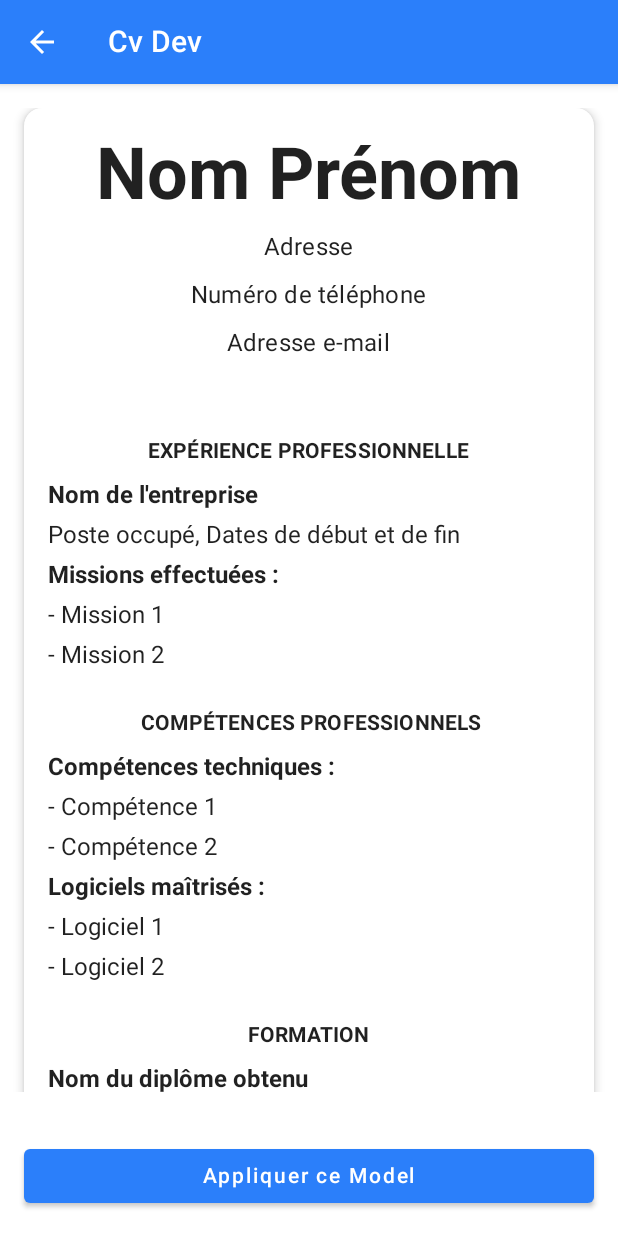
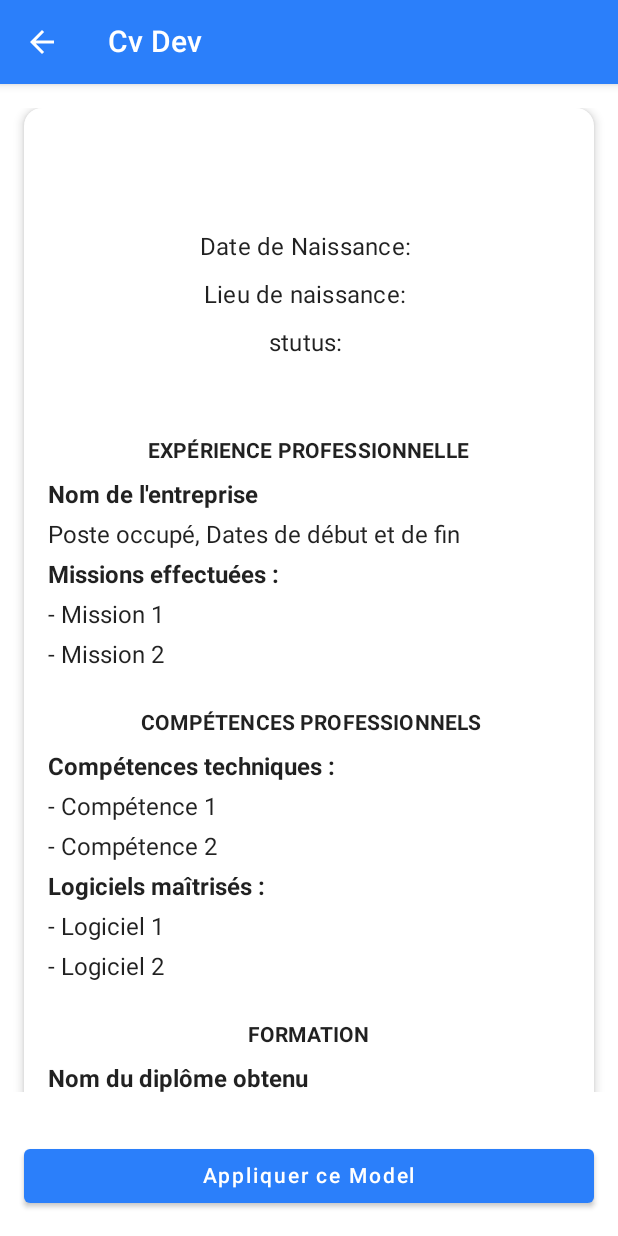
Before and after one commit to cabrelshadow/BetterCv, an Android app built with Jetpack Compose: the CvScreen screen opened through its navigation route, on a phone screen of 412 x 824 dp. Run offline under Robolectric (Android 15) with nearby library versions, the phone set to English and light mode, and no system bars; our stand-ins replace Firebase (no records; nobody signed in at launch, a user with empty details on screens opened directly).

Commit message:
generation du cv

```diff
--- a/app/build.gradle
+++ b/app/build.gradle
@@ -70,6 +70,7 @@ dependencies {
     //datapiker
     implementation 'com.afollestad.material-dialogs:core:3.3.0'
     implementation 'com.afollestad.material-dialogs:datetime:3.3.0'
+    implementation "androidx.compose.runtime:runtime-livedata:$compose_ui_version"
 
 
     //splash API
--- a/app/src/main/java/com/example/bettercvapp/MainActivity.kt
+++ b/app/src/main/java/com/example/bettercvapp/MainActivity.kt
@@ -8,11 +8,11 @@ import androidx.compose.foundation.layout.fillMaxSize
 import androidx.compose.material.Surface
 import androidx.compose.runtime.Composable
 import androidx.compose.ui.Modifier
-import androidx.navigation.NavController
 import androidx.navigation.compose.NavHost
 import androidx.navigation.compose.composable
 import androidx.navigation.compose.rememberNavController
 import com.example.better_cv.screens.ProfileScreen
+import com.example.bettercvapp.ModeleGenerer.NewCvScreen
 import com.example.bettercvapp.screens.*
 import com.example.bettercvapp.screens.AddScreen.*
 import com.example.bettercvapp.ui.theme.BackgroundColor
@@ -40,7 +40,7 @@ class MainActivity : ComponentActivity() {
     @Composable
     fun LogApplication() {
         val navController = rememberNavController()
-        NavHost(navController = navController, startDestination = "ModelScreen", builder = {
+        NavHost(navController = navController, startDestination = "NewCvScreen", builder = {
 
             composable("LoginScreen", content = { LoginScreen(navController = navController) })
             composable("RegisterScreen", content = { RegisterScreen(navController = navController) })
@@ -60,6 +60,7 @@ class MainActivity : ComponentActivity() {
             composable("Splashscreen",content = {Splashscreen(navController = navController) })
             composable("percentage",content ={ percentage(navController = navController) })
             composable("CvScreen",content = { CvScreen(navController = navController)})
+            composable("NewCvScreen",content = { NewCvScreen(navController = navController)})
             composable("CvScreen2",content = { CvScreen2(navController = navController)})
             composable("CvScreen3", content = { CvScreen3(navController = navController)})
             composable("CvScreen4", content = { CvScreen4(navController = navController)})
--- a/app/src/main/java/com/example/bettercvapp/ModeleGenerer/NewModele1.kt
+++ b/app/src/main/java/com/example/bettercvapp/ModeleGenerer/NewModele1.kt
@@ -11,13 +11,25 @@ import androidx.compose.ui.Alignment
 import androidx.compose.ui.Modifier
 import androidx.compose.ui.text.font.FontWeight
 import androidx.compose.ui.unit.dp
+import androidx.lifecycle.viewmodel.compose.viewModel
 import androidx.navigation.NavController
+import com.example.bettercvapp.showdata.DataViewModel
 
 @Composable
-fun NewCvScreen(navController:NavController) {
+fun NewCvScreen(navController:NavController,
+                dataViewModel: DataViewModel = viewModel()
+) {
+    val getData = dataViewModel.state.value
+    val getData1 = dataViewModel.state1.value
+    val getData2 = dataViewModel.state2.value
+    val getData3 = dataViewModel.state3.value
+    val getData4 = dataViewModel.state4.value
+    val getData5 = dataViewModel.state5.value
+    val getData6 = dataViewModel.state6.value
+    val getData7 = dataViewModel.state7.value
     Column(modifier = Modifier.fillMaxSize()) {
         TopAppBar(
-            title = { Text(text = "Cv Dev") },
+            title = { Text(text = "Cv Developer") },
             navigationIcon = {
                 IconButton(onClick = {
                     navController.navigate("ModelScreen"){
@@ -45,50 +57,50 @@ fun NewCvScreen(navController:NavController) {
                     horizontalAlignment = Alignment.CenterHorizontally
                 ) {
                     Text(
-                        text = "Nom Prénom",
+                        text = getData.firstname+" "+getData.lastname,
                         style = MaterialTheme.typography.h3,
                         fontWeight = FontWeight.Bold,
                         modifier = Modifier.padding(bottom = 8.dp)
                     )
                     Text(
-                        text = "Adresse",
+                        text = "Address: "+getData7.city,
                         style = MaterialTheme.typography.subtitle1,
                         modifier = Modifier.padding(bottom = 8.dp)
                     )
                     Text(
-                        text = "Numéro de téléphone",
+                        text = "Num telephone: "+getData5.Phone,
                         style = MaterialTheme.typography.subtitle1,
                         modifier = Modifier.padding(bottom = 8.dp)
                     )
                     Text(
-                        text = "Adresse e-mail",
+                        text = "Address e-mail: "+getData5.Email,
                         style = MaterialTheme.typography.subtitle1,
                         modifier = Modifier.padding(bottom = 24.dp)
                     )
 
                     NewSectionTitle(title = "Expérience professionnelle")
 
-                    NewExperiencePro()
+                    NewExperiencePro(getData1.organisation,getData1.function,getData1.startDate,getData1.endDate)
 
                     NewSectionTitle(title = " Compétences Professionnels")
 
-                    NewCompetences()
+                    NewCompetences(getData6.competence,getData6.level)
 
                     NewSectionTitle(title = "Formation")
 
-                    NewFormation()
+                    NewFormation(getData2.diploma,getData2.school,getData2.startdate,getData2.enddate,getData2.domainOfStudy)
 
                     NewSectionTitle(title = "Langues")
 
-                    NewLangues()
+                    NewLangues(getData7.language,getData7.level)
 
-                    NewSectionTitle(title = "Centres d'intérêt")
+                   // NewSectionTitle(title = "Centres d'intérêt")
 
-                    NewCentresInteret()
+                    //NewCentresInteret()
 
                     NewSectionTitle(title = "Projets personnels")
 
-                    NewProjetsPersonnels()
+                    NewProjetsPersonnels(getData3.NameProject,getData3.EndDate,getData3.StartDate)
                 }
             }
         }
@@ -117,66 +129,65 @@ fun NewSectionTitle(title: String) {
 
 
 @Composable
-fun NewExperiencePro() {
+fun NewExperiencePro(nameets : String,post:String,dtdeb:String,datfin:String) {
     Column(
         modifier = Modifier.fillMaxWidth(),
         verticalArrangement = Arrangement.spacedBy(8.dp)
     ) {
-        Text(text = "Nom de l'entreprise", fontWeight = FontWeight.Bold)
-        Text(text = "Poste occupé, Dates de début et de fin")
+        Text(text = "Entreprise $nameets", fontWeight = FontWeight.Bold)
+        Text(text = "Poste occupé: $post,\n Date debut-fin: $dtdeb - $datfin")
         Text(text = "Missions effectuées :", fontWeight = FontWeight.Bold)
-        Text(text = "- Mission 1")
-        Text(text = "- Mission 2")
+        Text(text = "- Mission 1: -- RAS")
+        Text(text = "- Mission 2: -- RAS")
 // Ajoutez d'autres éléments en fonction de vos expériences
     }
 }
 
 //Formation :
 @Composable
-fun NewFormation() {
+fun NewFormation(dip:String,school:String,Start:String,end:String,filiere:String) {
     Column(
         modifier = Modifier.fillMaxWidth(),
         verticalArrangement = Arrangement.spacedBy(8.dp)
     ) {
-        Text(text = "Nom du diplôme obtenu", fontWeight = FontWeight.Bold)
-        Text(text = "Nom de l'établissement, Dates de début et de fin")
-        Text(text = "Matieres étudiées :", fontWeight = FontWeight.Bold)
-        Text(text = "- Matiere 1")
-        Text(text = "- Matiere 2")
+        Text(text = "diplôme obtenu: $dip", fontWeight = FontWeight.Bold)
+        Text(text = "Nom de l'établissement: $school" +
+                "\nDates debut-fin $Start - $end")
+        Text(text = "Filiere étudiées: $filiere", fontWeight = FontWeight.Bold)
 // Ajoutez d'autres éléments en fonction de votre formation
     }
 }
 
 //Compétences :
 @Composable
-fun NewCompetences() {
+fun NewCompetences(comp:String,niv:String) {
     Column(
         modifier = Modifier.fillMaxWidth(),
         verticalArrangement = Arrangement.spacedBy(8.dp)
     ) {
         Text(text = "Compétences techniques :", fontWeight = FontWeight.Bold)
-        Text(text = "- Compétence 1")
-        Text(text = "- Compétence 2")
-        Text(text = "Logiciels maîtrisés :", fontWeight = FontWeight.Bold)
-        Text(text = "- Logiciel 1")
-        Text(text = "- Logiciel 2")
+        Text(text = "- Compétence: $comp")
+        Text(text = "- Niveau: $niv")
+        /*Text(text = "Logiciels maîtrisés :", fontWeight = FontWeight.Bold)
+        Text(text = "- Logiciel 1 - RAS")
+        Text(text = "- Logiciel 2 - RAS")*/
 // Ajoutez d'autres éléments en fonction de vos compétences
     }
 }
 
 //Langues :
 @Composable
-fun NewLangues() {
+fun NewLangues(lang:String,niv:String) {
     Column(
         modifier = Modifier.fillMaxWidth(),
         verticalArrangement = Arrangement.spacedBy(8.dp)
     ) {
         Text(text = "Langues étrangères :", fontWeight = FontWeight.Bold)
-        Text(text = "- Langue 1 : Niveau de maîtrise")
-        Text(text = "- Langue 2 : Niveau de maîtrise")
-        Text(text = "Certifications obtenues :", fontWeight = FontWeight.Bold)
-        Text(text = "- Certification 1")
-        Text(text = "- Certification 2")
+        Text(text = "- Langue: $lang \n-Niveau: $niv")
+        //Text(text = "- Langue 2 : Niveau de maîtrise")
+        //Text(text = "Certifications obtenues :", fontWeight = FontWeight.Bold)
+        //Text(text = "- Certification 1")
+        //Text(text = "- Certification 2")
 // Ajoutez d'autres éléments en fonction de vos compétences linguistiques
     }
 }
@@ -200,17 +211,17 @@ fun NewCentresInteret() {
 
 //Projets personnels :
 @Composable
-fun NewProjetsPersonnels() {
+fun NewProjetsPersonnels(projet:String,datfin: String,dtdeb: String,) {
     Column(
         modifier = Modifier.fillMaxWidth(),
         verticalArrangement = Arrangement.spacedBy(8.dp)
     ) {
-        Text(text = "Projets personnels :", fontWeight = FontWeight.Bold)
-        Text(text = "- Projet 1")
-        Text(text = "- Projet 2")
-        Text(text = "Contributions à des projets communautaires :", fontWeight = FontWeight.Bold)
+        Text(text = "Projets personnels: $projet", fontWeight = FontWeight.Bold)
+        Text(text = "- Date debut: $dtdeb")
+        Text(text = "- Date fin: $datfin")
+        /*Text(text = "Contributions à des projets communautaires :", fontWeight = FontWeight.Bold)
         Text(text = "- Projet communautaire 1")
-        Text(text = "- Projet communautaire 2")
+        Text(text = "- Projet communautaire 2")*/
 // Ajoutez d'autres éléments en fonction de vos projets personnels
     }
 }
--- a/app/src/main/java/com/example/bettercvapp/data/Modele1.kt
+++ b/app/src/main/java/com/example/bettercvapp/data/Modele1.kt
@@ -9,10 +9,16 @@ import androidx.compose.ui.Alignment
 import androidx.compose.ui.Modifier
 import androidx.compose.ui.text.font.FontWeight
 import androidx.compose.ui.unit.dp
+import androidx.lifecycle.viewmodel.compose.viewModel
 import androidx.navigation.NavController
+import com.example.bettercvapp.showdata.DataViewModel
+
 
 @Composable
-fun CvScreen(navController:NavController) {
+fun CvScreen(navController:NavController,
+            dataViewModel: DataViewModel = viewModel()
+) {
+    val getData = dataViewModel.state.value
     Column(modifier = Modifier.fillMaxSize()) {
         TopAppBar(
             title = { Text(text = "Cv Dev") },
@@ -43,23 +49,23 @@ fun CvScreen(navController:NavController) {
                     horizontalAlignment = Alignment.CenterHorizontally
                 ) {
                     Text(
-                        text = "Nom Prénom",
+                        text =  getData.firstname+" "+getData.lastname,
                         style = MaterialTheme.typography.h3,
                         fontWeight = FontWeight.Bold,
                         modifier = Modifier.padding(bottom = 8.dp)
                     )
                     Text(
-                        text = "Adresse",
+                        text = "Date de Naissance: "+getData.borndate,
                         style = MaterialTheme.typography.subtitle1,
                         modifier = Modifier.padding(bottom = 8.dp)
                     )
                     Text(
-                        text = "Numéro de téléphone",
+                        text = "Lieu de naissance: "+getData.bornat,
                         style = MaterialTheme.typography.subtitle1,
                         modifier = Modifier.padding(bottom = 8.dp)
                     )
                     Text(
-                        text = "Adresse e-mail",
+                        text =  "stutus: "+getData.maritalstatus,
                         style = MaterialTheme.typography.subtitle1,
                         modifier = Modifier.padding(bottom = 24.dp)
                     )
--- a/app/src/main/java/com/example/bettercvapp/screens/AddScreen/AdresseNumber.kt
+++ b/app/src/main/java/com/example/bettercvapp/screens/AddScreen/AdresseNumber.kt
@@ -40,14 +40,14 @@ fun AddressNumber(navController: NavController){
     var urlLinkedin by remember { mutableStateOf("") }
 
     val db = Firebase.firestore
-    val adress = db.collection("Adress")
+    val adress = db.collection("ElectronicAddress")
 
     fun saveAdressUser(){
         val newAdress = hashMapOf(
             "Phone" to Phone,
             "Email" to Email,
             "urlTelegram" to urlTelegram,
-            "urlInstagram" to urlLinkedin
+            "urlLinkedin" to urlLinkedin
         )
         adress.add(newAdress)
     }
@@ -366,7 +366,7 @@ private fun Header(navController: NavController){
                 .background(head),
         ) {
             TextButton(
-                onClick = {navController.navigate("ProfileScreen"){
+                onClick = {navController.navigate("MenuForm"){
                     popUpTo(navController.graph.startDestinationId)
                     launchSingleTop = true }},
             ) {
--- a/app/src/main/java/com/example/bettercvapp/screens/AddScreen/Profil_Screen.kt
+++ b/app/src/main/java/com/example/bettercvapp/screens/AddScreen/Profil_Screen.kt
@@ -46,7 +46,6 @@ fun ProfileScreen(navController: NavController, context : Context) {
     calendar.time = Date()
 
     val date = remember { mutableStateOf("") }
-    val date2 = remember { mutableStateOf("") }
     val datePickerDialog = DatePickerDialog(
         context,
         { _: DatePicker, yeah:Int, month:Int, dayOfMonth: Int ->
@@ -91,6 +90,7 @@ fun ProfileScreen(navController: NavController, context : Context) {
                     ) {
                         Button(
                             onClick = {
+                                borndate = date.value
                                 saveProfile()
                             },
                             Modifier
--- /dev/null
+++ b/app/src/main/java/com/example/bettercvapp/showdata/DataViewModel.kt
@@ -0,0 +1,163 @@
+package com.example.bettercvapp.showdata
+
+import android.util.Log
+import androidx.compose.runtime.mutableStateOf
+import androidx.lifecycle.ViewModel
+import androidx.lifecycle.viewModelScope
+import com.google.firebase.firestore.FirebaseFirestore
+import com.google.firebase.firestore.FirebaseFirestoreException
+import kotlinx.coroutines.launch
+import kotlinx.coroutines.tasks.await
+
+
+
+class DataViewModel : ViewModel(){
+    val state = mutableStateOf(Profil())
+    val state1 = mutableStateOf(ExperiencePro())
+    val state2 = mutableStateOf(Formation())
+    val state3 = mutableStateOf(Project())
+    val state4 = mutableStateOf(Recommendation())
+    val state5 = mutableStateOf(Contact())
+    val state6 = mutableStateOf(Competence())
+    val state7 = mutableStateOf(Address())
+
+
+    init {
+        getData()
+    }
+    private fun getData(){
+        viewModelScope.launch{
+            state.value = getDataFromFirestore()
+            state1.value = getData1FromFirestore()
+            state2.value = getData2FromFirestore()
+            state3.value = getData3FromFirestore()
+            state4.value = getData4FromFirestore()
+            state5.value = getData5FromFirestore()
+            state6.value = getData6FromFirestore()
+            state7.value = getData7FromFirestore()
+        }
+    }
+}
+
+
+
+
+//recuperer les données du profil
+suspend fun getDataFromFirestore():Profil{
+    val db = FirebaseFirestore.getInstance()
+    var profil = Profil()
+    try{
+        db.collection("Profile").get().await().map{
+           val result = it.toObject(Profil::class.java)
+                profil = result
+        }
+    }catch (e: FirebaseFirestoreException ){
+        Log.d("error","getDataFromFirestore: $e")
+    }
+    return profil
+}
+
+//recuperer les données du experiencePro
+suspend fun getData1FromFirestore():ExperiencePro{
+    val db = FirebaseFirestore.getInstance()
+    var experiencePro = ExperiencePro()
+    try{
+        db.collection("ExperiencePro").get().await().map{
+            val result = it.toObject(ExperiencePro::class.java)
+            experiencePro = result
+        }
+    }catch (e: FirebaseFirestoreException ){
+        Log.d("error","getDataFromFirestore: $e")
+    }
+    return experiencePro
+}
+
+//recuperer les données du Formation
+suspend fun getData2FromFirestore():Formation{
+    val db = FirebaseFirestore.getInstance()
+    var formation = Formation()
+    try{
+        db.collection("formation").get().await().map{
+            val result = it.toObject(Formation::class.java)
+            formation = result
+        }
+    }catch (e: FirebaseFirestoreException ){
+        Log.d("error","getDataFromFirestore: $e")
+    }
+    return formation
+}
+
+//recuperer les données du Projet
+suspend fun getData3FromFirestore():Project{
+    val db = FirebaseFirestore.getInstance()
+    var project = Project()
+    try{
+        db.collection("project").get().await().map{
+            val result = it.toObject(Project::class.java)
+            project = result
+        }
+    }catch (e: FirebaseFirestoreException ){
+        Log.d("error","getDataFromFirestore: $e")
+    }
+    return project
+}
+
+//recuperer les données du Recommendation
+suspend fun getData4FromFirestore():Recommendation{
+    val db = FirebaseFirestore.getInstance()
+    var recommendation = Recommendation()
+    try{
+        db.collection("recommandation").get().await().map{
+            val result = it.toObject(Recommendation::class.java)
+            recommendation = result
+        }
+    }catch (e: FirebaseFirestoreException ){
+        Log.d("error","getDataFromFirestore: $e")
+    }
+    return recommendation
+}
+
+//recuperer les données du Contact
+suspend fun getData5FromFirestore():Contact{
+    val db = FirebaseFirestore.getInstance()
+    var contact = Contact()
+    try{
+        db.collection("ElectronicAddress").get().await().map{
+            val result = it.toObject(Contact::class.java)
+            contact = result
+        }
+    }catch (e: FirebaseFirestoreException ){
+        Log.d("error","getDataFromFirestore: $e")
+    }
+    return contact
+}
+
+//recuperer les données du Competence
+suspend fun getData6FromFirestore():Competence{
+    val db = FirebaseFirestore.getInstance()
+    var competence = Competence()
+    try{
+        db.collection("Competence").get().await().map{
+            val result = it.toObject(Competence::class.java)
+            competence = result
+        }
+    }catch (e: FirebaseFirestoreException ){
+        Log.d("error","getDataFromFirestore: $e")
+    }
+    return competence
+}
+
+//recuperer les données du address
+suspend fun getData7FromFirestore():Address{
+    val db = FirebaseFirestore.getInstance()
+    var address = Address()
+    try{
+        db.collection("Country").get().await().map{
+            val result = it.toObject(Address::class.java)
+            address = result
+        }
+    }catch (e: FirebaseFirestoreException ){
+        Log.d("error","getDataFromFirestore: $e")
+    }
+    return address
+}
--- /dev/null
+++ b/app/src/main/java/com/example/bettercvapp/showdata/Dataclass.kt
@@ -0,0 +1,64 @@
+package com.example.bettercvapp.showdata
+
+data class Profil(
+    val firstname : String = "",
+    val lastname : String = "",
+    val borndate : String = "",
+    val maritalstatus : String = "",
+    val bornat : String = "" ,
+    val drivinglicence : String = "",
+)
+
+data class ExperiencePro(
+    val organisation : String = "",
+    val status : String = "",
+    val function : String = "",
+    val startDate : String = "",
+    val endDate : String = "",
+)
+
+data class Formation(
+    val school : String = "",
+    val domainOfStudy : String = "",
+    val diploma : String = "",
+    val obtainresult : String = "",
+    val startdate : String = "",
+    val enddate : String = "",
+)
+
+data class Project(
+    val NameProject : String = "",
+    val Status : String = "",
+    val Partner : String = "",
+    val UrlProject : String = "",
+    val DescriptionOfProject : String = "",
+    val StartDate : String = "",
+    val EndDate : String = "",
+)
+
+data class Recommendation(
+    val PersonName : String = "",
+    val Relationship : String = "",
+    val ResearchPost : String = "",
+    val Message : String = "",
+    val Number : String = "",
+)
+
+data class Contact(
+    val Phone : String = "",
+    val Email : String = "",
+    val urlTelegram : String = "",
+    val urlLinkedin : String = "",
+)
+
+data class Competence(
+    val competence : String = "",
+    val level : String = "",
+)
+
+data class Address(
+    val country : String = "",
+    val city : String = "",
+    val language : String = "",
+    val level : String = "",
+)
```
Also changed, not shown: app/src/main/java/com/example/bettercvapp/screens/AddScreen/AddFormation.kt (+6 -6 lines), app/src/main/java/com/example/bettercvapp/showdata/test.kt (added, +42 -0 lines).
